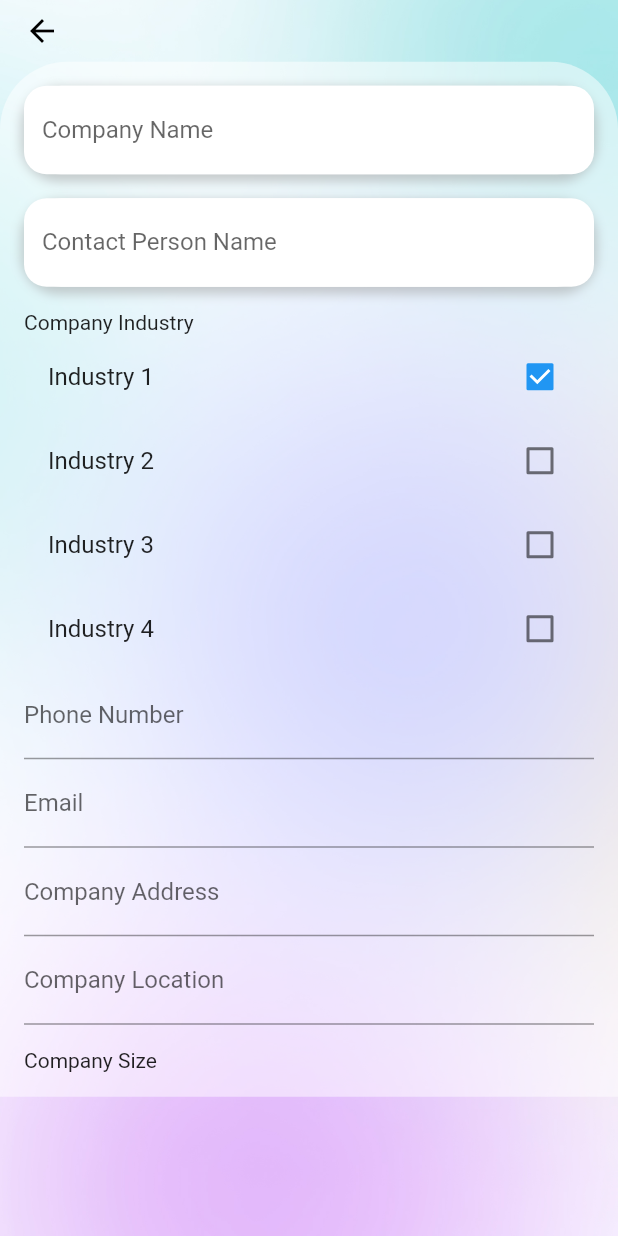
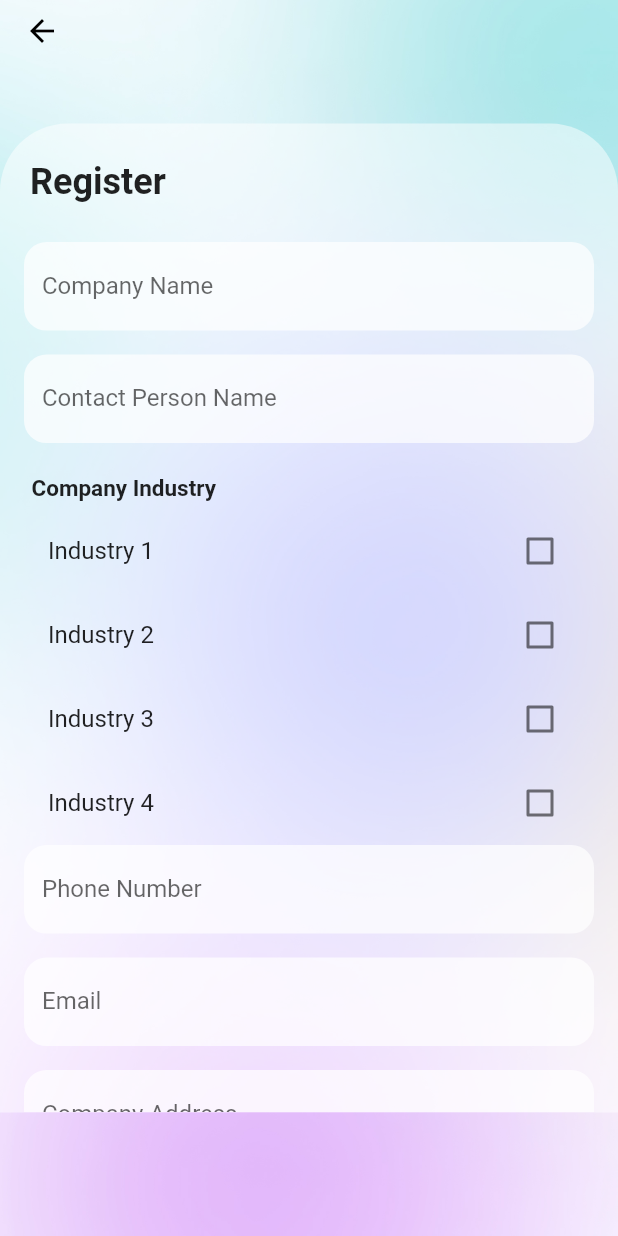
Before and after one commit to eng-islamAbououf/mobile-project, a Flutter app: the screen it shows after launch, on a phone screen of 412 x 824 dp. Run offline on Flutter 3.47's test engine with Material 2 defaults, Android fonts, the phone set to English and light mode, and no system bars.

Commit message:
sign_up.dart finish

```diff
--- /dev/null
+++ b/lib/Controllers/sign_up_controller.dart
@@ -0,0 +1,31 @@
+import 'package:flutter/material.dart';
+
+class SignUpController{
+  final _formKey = GlobalKey<FormState>();
+  final _companyNameController = TextEditingController();
+  final _contactPersonNameController = TextEditingController();
+  final _contactPersonPhoneNumberController = TextEditingController();
+  final _emailController = TextEditingController();
+  final _companyAddressController = TextEditingController();
+  final _companyLocationController = TextEditingController();
+  final _passwordController = TextEditingController();
+  final _confirmPasswordController = TextEditingController();
+
+  get formKey => _formKey;
+
+  get confirmPasswordController => _confirmPasswordController;
+
+  get passwordController => _passwordController;
+
+  get companyLocationController => _companyLocationController;
+
+  get companyAddressController => _companyAddressController;
+
+  get emailController => _emailController;
+
+  get contactPersonPhoneNumberController => _contactPersonPhoneNumberController;
+
+  get contactPersonNameController => _contactPersonNameController;
+
+  get companyNameController => _companyNameController;
+}
--- a/lib/componants/sign_up_form_field.dart
+++ b/lib/componants/sign_up_form_field.dart
@@ -7,35 +7,24 @@ class SignUpFormField extends StatelessWidget {
     required this.controller,
     required this.validator,
     this.keyboardType,
+    this.obscureText,
   }) : super(key: key);
 
   var txt;
   TextEditingController? controller;
   var validator , keyboardType;
+  bool? obscureText;
   @override
   Widget build(BuildContext context) {
-    debugPrint("islam") ;
-    return Container(
-      decoration: BoxDecoration(
-        borderRadius: BorderRadius.circular(25),
-        color: Colors.white,
-        boxShadow: [
-          BoxShadow(
-            color: Colors.grey.withOpacity(0.5),
-            spreadRadius: 2,
-            blurRadius: 5,
-            offset: Offset(0, 3),
-          ),
-        ],
-      ),
-      child: TextFormField(
+    return TextFormField(
+      cursorColor: Colors.blue,
       controller: controller,
+      obscureText : obscureText?? false ,
       keyboardType: keyboardType??TextInputType.text,
-        obscureText: true,
       decoration: InputDecoration(
         labelText: txt,
         filled: true,
-          fillColor: Colors.white,
+        fillColor: Color(0xb3ffffff),
         border: OutlineInputBorder(
           borderRadius: BorderRadius.circular(15),
         ),
@@ -49,7 +38,6 @@ class SignUpFormField extends StatelessWidget {
         ),
       ),
       validator: validator,
-      ),
     );
   }
 }
--- a/lib/view/sign_up.dart
+++ b/lib/view/sign_up.dart
@@ -1,4 +1,5 @@
 import 'package:flutter/material.dart';
+import 'package:mobile_project/Controllers/sign_up_controller.dart';
 import 'package:mobile_project/componants/sign_up_form_field.dart';
 
 class SignupScreen extends StatefulWidget {
@@ -9,37 +10,18 @@ class SignupScreen extends StatefulWidget {
 }
 
 class _SignupScreenState extends State<SignupScreen> {
-  final _formKey = GlobalKey<FormState>();
-  final _companyNameController = TextEditingController();
-  final _contactPersonNameController = TextEditingController();
-  final _contactPersonPhoneNumberController = TextEditingController();
-  final _emailController = TextEditingController();
-  final _companyAddressController = TextEditingController();
-  final _companyLocationController = TextEditingController();
-  final _passwordController = TextEditingController();
-  final _confirmPasswordController = TextEditingController();
-  String _companyIndustry = 'Industry 1';
+
+  final SignUpController _controller = SignUpController() ;
+
+  // provider
+  List<String> _selectedIndustries = [];
   String _companySize = 'Micro';
-
-  List<String> _companyIndustryList = [
+  final List<String> _companyIndustryList = [
     'Industry 1',
     'Industry 2',
     'Industry 3',
     'Industry 4',
   ];
-
-  @override
-  void dispose() {
-    _companyNameController.dispose();
-    _contactPersonNameController.dispose();
-    _contactPersonPhoneNumberController.dispose();
-    _emailController.dispose();
-    _companyAddressController.dispose();
-    _companyLocationController.dispose();
-    _passwordController.dispose();
-    _confirmPasswordController.dispose();
-    super.dispose();
-  }
 
   @override
   Widget build(BuildContext context) {
@@ -74,9 +56,10 @@ class _SignupScreenState extends State<SignupScreen> {
         Column(
           children: [
             SizedBox(
-              height: height * 0.05,
+              height: height * 0.1,
             ),
             Container(
+              height: height*0.8,
               decoration: const BoxDecoration(
                 color: Color(0x80ffffff),
                 borderRadius: BorderRadius.only(
@@ -84,18 +67,34 @@ class _SignupScreenState extends State<SignupScreen> {
                   topRight: Radius.circular(45),
                 ),
               ),
-              child: Expanded(
+              child: Column(
+                crossAxisAlignment: CrossAxisAlignment.start,
+                children: [
+                  const SizedBox(height: 25,),
+                  const Padding(
+                    padding: EdgeInsets.only(
+                      left: 20,
+                    ),
+                    child: Text("Register",
+                      style: TextStyle(
+                        fontWeight: FontWeight.bold,
+                        fontSize: 24,
+                      ),
+                    ),
+                  ),
+                  const SizedBox(height: 10,),
+                  Expanded(
                     child: SingleChildScrollView(
                       child: Padding(
                         padding: const EdgeInsets.all(16.0),
                         child: Form(
-                      key: _formKey,
+                          key: _controller.formKey,
                           child: Column(
                             crossAxisAlignment: CrossAxisAlignment.start,
                             children: [
                               SignUpFormField(
                                   txt: 'Company Name',
-                              controller: _companyNameController,
+                                  controller: _controller.companyNameController,
                                   validator: (value) {
                                     if (value == null || value.isEmpty) {
                                       return 'Company name is required';
@@ -106,7 +105,7 @@ class _SignupScreenState extends State<SignupScreen> {
                               const SizedBox(height: 16.0),
                               SignUpFormField(
                                   txt: 'Contact Person Name',
-                              controller: _contactPersonNameController,
+                                  controller: _controller.contactPersonNameController,
                                   validator: (value) {
                                     if (value == null || value.isEmpty) {
                                       return 'Contact person name is required';
@@ -115,28 +114,36 @@ class _SignupScreenState extends State<SignupScreen> {
                                   },
                               ),
                               const SizedBox(height: 16.0),
-                          const Text('Company Industry'),
+                              const Padding(
+                                padding: EdgeInsets.all(5.0),
+                                child: Text('Company Industry',
+                                  style: TextStyle(
+                                    fontSize: 15,
+                                    fontWeight: FontWeight.bold,
+                                  ),
+                                ),
+                              ),
                               Wrap(
                                 children: _companyIndustryList
                                     .map((industry) => CheckboxListTile(
                                   title: Text(industry),
-                                      value: _companyIndustry == industry,
+                                  value: _selectedIndustries.contains(industry),
                                   onChanged: (value) {
                                     setState(() {
-                                          _companyIndustry =
-                                              value == true ? industry : '';
+                                      if (value == true) {
+                                        _selectedIndustries.add(industry);
+                                      } else {
+                                        _selectedIndustries.remove(industry);
+                                      }
                                     });
                                   },
                                 ))
                                     .toList(),
                               ),
-                          TextFormField(
-                            controller: _contactPersonPhoneNumberController,
+                              SignUpFormField(
+                                controller: _controller.contactPersonPhoneNumberController,
                                 keyboardType: TextInputType.phone,
-                            decoration: const InputDecoration(
-                              labelText: 'Phone Number',
-                              hintText: 'Enter your phone number',
-                            ),
+                                txt: 'Phone Number',
                                 validator: (value) {
                                   final phoneRegex = RegExp(r'^\d{10}$');
                                   if (value == null || value.isEmpty) {
@@ -147,13 +154,11 @@ class _SignupScreenState extends State<SignupScreen> {
                                   return null;
                                 },
                               ),
-                          TextFormField(
-                            controller: _emailController,
+                              const SizedBox(height: 16.0),
+                              SignUpFormField(
+                                controller: _controller.emailController,
                                 keyboardType: TextInputType.emailAddress,
-                            decoration: const InputDecoration(
-                              labelText: 'Email',
-                              hintText: 'Enter your email address',
-                            ),
+                                txt: 'Email',
                                 validator: (value) {
                                   final emailRegex =
                                       RegExp(r'^[\w-\.]+@([\w-]+\.)+[\w-]{2,4}$');
@@ -165,12 +170,10 @@ class _SignupScreenState extends State<SignupScreen> {
                                   return null;
                                 },
                               ),
-                          TextFormField(
-                            controller: _companyAddressController,
-                            decoration: const InputDecoration(
-                              labelText: 'Company Address',
-                              hintText: 'Enter your company address',
-                            ),
+                              const SizedBox(height: 16.0),
+                              SignUpFormField(
+                                controller: _controller.companyAddressController,
+                                txt: 'Company Address',
                                 validator: (value) {
                                   if (value == null || value.isEmpty) {
                                     return 'Company address is required';
@@ -178,99 +181,116 @@ class _SignupScreenState extends State<SignupScreen> {
                                   return null;
                                 },
                               ),
-                          TextFormField(
-                            controller: _companyLocationController,
+                              const SizedBox(height: 16.0),
+                              const Text('Company Size',                                  style: TextStyle(
+                                fontSize: 15,
+                                fontWeight: FontWeight.bold,
+                              ),),
+                              const SizedBox(height: 10.0),
+                              Container(
+                                decoration: BoxDecoration(
+                                  borderRadius: BorderRadius.circular(15.0),
+                                  color: Color(0xb3ffffff),
+                                ),
+                                child: DropdownButtonFormField(
+                                  value: _companySize,
+                                  items: const [
+                                    DropdownMenuItem(
+                                      value: 'Micro',
+                                      child: Text('Micro'),
+                                    ),
+                                    DropdownMenuItem(
+                                      value: 'Small',
+                                      child: Text('Small'),
+                                    ),
+                                    DropdownMenuItem(
+                                      value: 'Mini',
+                                      child: Text('Mini'),
+                                    ),
+                                    DropdownMenuItem(
+                                      value: 'Large',
+                                      child: Text('Large'),
+                                    ),
+                                  ],
+                                  onChanged: (value) {
+                                    setState(() {
+                                      _companySize = value.toString();
+                                    });
+                                  },
                                   decoration: const InputDecoration(
-                              labelText: 'Company Location',
-                              hintText: 'Enter your company location',
+                                    contentPadding: EdgeInsets.symmetric(horizontal: 10.0),
+                                    hintText: 'Company Size',
+                                    border: InputBorder.none,
                                   ),
+                                ),
+                              ),
+                              const SizedBox(height: 16.0),
+                              SignUpFormField(
+                                txt: 'Password',
+                                controller: _controller.passwordController,
+                                obscureText: true,
                                 validator: (value) {
                                   if (value == null || value.isEmpty) {
-                                return 'Company location is required';
+                                    return 'Password is required';
+                                  } else if (value.length < 8) {
+                                    return 'Password must be at least 8 characters';
                                   }
                                   return null;
                                 },
                               ),
                               const SizedBox(height: 16.0),
-                          const Text('Company Size'),
-                          // DropdownButtonFormField(
-                          //   value: _companySize,
-                          //   items: const [
-                          //     DropdownMenuItem(
-                          //       value: 'Micro',
-                          //       child: Text('Micro'),
-                          //     ),
-                          //     DropdownMenuItem(
-                          //       value: 'Small',
-                          //       child: Text('Small'),
-                          //     ),
-                          //     DropdownMenuItem(
-                          //       value: 'Mini',
-                          //       child: Text('Mini'),
-                          //     ),
-                          //     DropdownMenuItem(
-                          //       value: 'Large',
-                          //       child: Text('Large'),
-                          //     ),
-                          //   ],
-                          //   onChanged: (value) {
-                          //     setState(() {
-                          //       _companySize = value.toString();
-                          //     });
-                          //   },
-                          // ),
-                          // TextFormField(
-                          //   controller: _passwordController,
-                          //   obscureText: true,
-                          //   decoration: const InputDecoration(
-                          //     labelText: 'Password',
-                          //     hintText: 'Enter your password',
-                          //   ),
-                          //   validator: (value) {
-                          //     if (value == null || value.isEmpty) {
-                          //       return 'Password is required';
-                          //     } else if (value.length < 8) {
-                          //       return 'Password must be at least 8 characters';
-                          //     }
-                          //     return null;
-                          //   },
-                          // ),
-                          // TextFormField(
-                          //   controller: _confirmPasswordController,
-                          //   obscureText: true,
-                          //   decoration: const InputDecoration(
-                          //     labelText: 'Confirm Password',
-                          //     hintText: 'Re-enter your password',
-                          //   ),
-                          //   validator: (value) {
-                          //     if (value == null || value.isEmpty) {
-                          //       return 'Confirm password is required';
-                          //     } else if (value.length < 8) {
-                          //       return 'Confirm password must be at least 8 characters';
-                          //     } else if (value != _passwordController.text) {
-                          //       return 'Confirm password must match password';
-                          //     }
-                          //     return null;
-                          //   },
-                          // ),
-                          // const SizedBox(height: 16.0),
-                          // ElevatedButton(
-                          //   onPressed: () {
-                          //     if (_formKey.currentState!.validate()) {
-                          //       _formKey.currentState!.save();
-                          //       // Perform sign up operation here
-                          //       print('Signup successful');
-                          //     } else {
-                          //       print('Signup failed');
-                          //     }
-                          //   },
-                          //   child: const Text('Sign Up'),
-                          // ),
+                              SignUpFormField(
+                                txt: 'Confirm Password',
+                                controller: _controller.confirmPasswordController,
+                                obscureText: true,
+                                validator: (value) {
+                                  if (value == null || value.isEmpty) {
+                                    return 'Confirm password is required';
+                                  } else if (value.length < 8) {
+                                    return 'Confirm password must be at least 8 characters';
+                                  } else if (value != _controller.passwordController.text) {
+                                    return 'Confirm password must match password';
+                                  }
+                                  return null;
+                                },
+                              ),
+                              const SizedBox(height: 16.0),
+                              Container(
+                                width: width*0.92,
+                                height: height*0.06,
+                                margin: EdgeInsets.only(
+                                  left: width*0.01,
+                                ),
+                                decoration: BoxDecoration(
+                                  color: Color(0xff47cec7),
+                                  borderRadius: BorderRadius.circular(10),
+                                ),
+                                child: MaterialButton(
+                                  onPressed: () {
+                                    if (_controller.formKey.currentState!.validate()) {
+                                      _controller.formKey.currentState!.save();
+                                      // Perform sign up operation here
+                                      print('Signup successful');
+                                    } else {
+                                      print('Signup failed');
+                                    }
+                                  },
+                                  child: const Text('Create Account',
+                                  style: TextStyle(
+                                    color: Colors.white,
+                                    fontWeight: FontWeight.bold,
+                                    fontSize: 18,
+                                  ),
+                                  ),
+                                ),
+                              ),
                             ],
                           ),
                         ),
                       ),
                     ),
+                  ),
+                ],
               ),
             ),
           ],
@@ -279,23 +299,3 @@ class _SignupScreenState extends State<SignupScreen> {
     ));
   }
 }
-
-
-class _CurvedClipper extends CustomClipper<Path> {
-  @override
-  Path getClip(Size size) {
-    final path = Path();
-    final radius = 25.0;
-    path.lineTo(0, size.height - radius);
-    path.quadraticBezierTo(0, size.height, radius, size.height);
-    path.lineTo(size.width - radius, size.height);
-    path.quadraticBezierTo(size.width, size.height, size.width, size.height - radius);
-    path.lineTo(size.width, 0);
-    path.lineTo(0, 0);
-    path.close();
-    return path;
-  }
-
-  @override
-  bool shouldReclip(covariant CustomClipper<Path> oldClipper) => false;
-}
```
Lines whose indentation alone changed are shown as unchanged.
